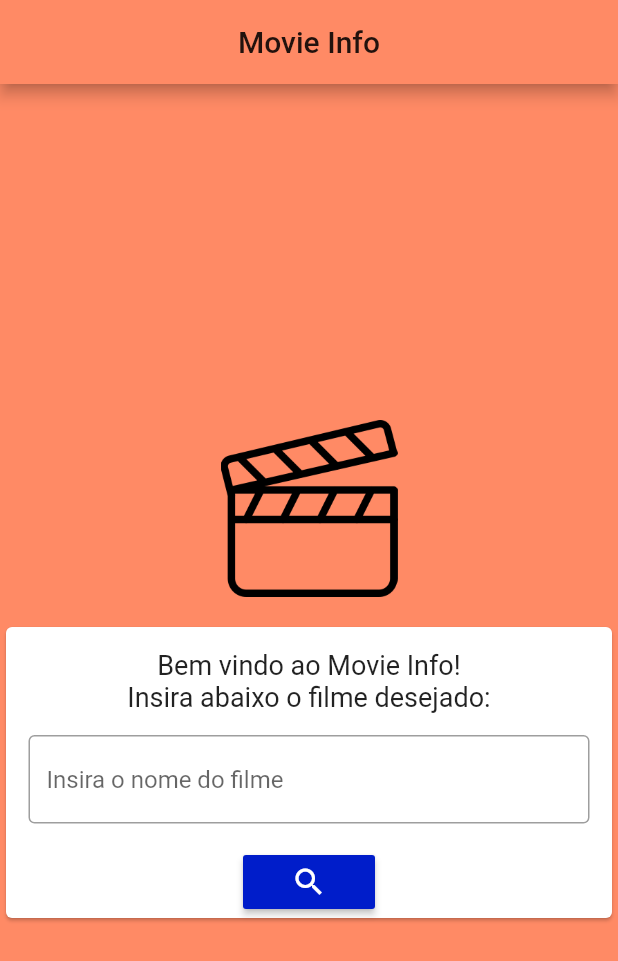
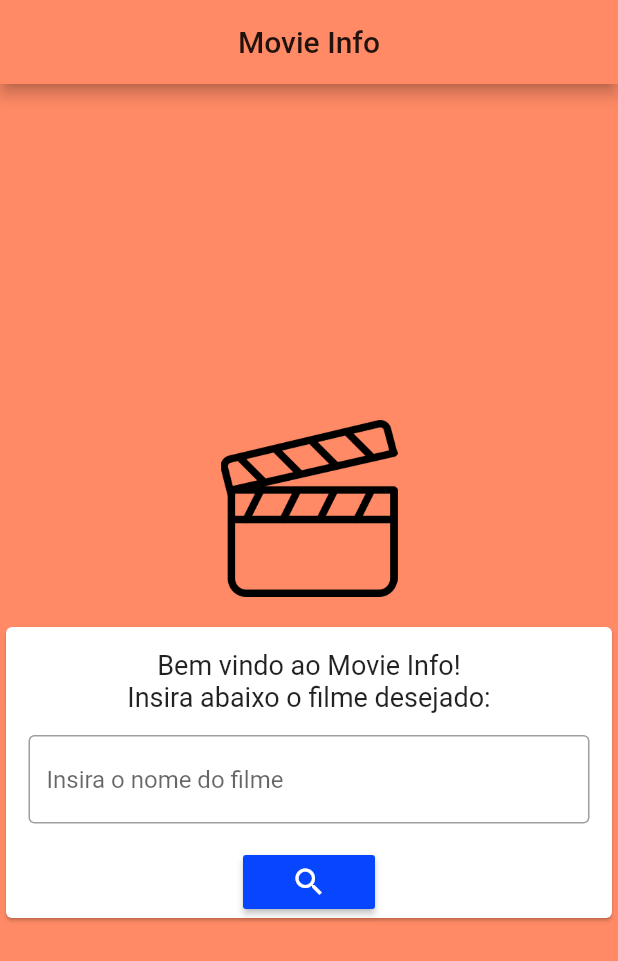
Before and after one commit to samurollie/Movie-App, a Flutter app: the screen it shows after launch, on a phone screen of 412 x 824 dp. Shown: the top 961 px of the screen. Run offline on Flutter 3.47's test engine with Material 2 defaults, Android fonts, the phone set to English and light mode, and no system bars.

```diff
--- a/lib/MyApp.dart
+++ b/lib/MyApp.dart
@@ -12,6 +12,9 @@ class MyApp extends StatelessWidget {
       theme: ThemeData(
         primaryColor: Colors.deepOrange[300],
         accentColor: Color(0xff0745ff),
+        iconTheme: IconThemeData(
+          color: Colors.white,
+        ),
       ),
       initialRoute: '/',
       routes: {
--- a/lib/homePage.dart
+++ b/lib/homePage.dart
@@ -24,6 +24,7 @@ class HomePage extends StatelessWidget {
                   'assets/img/clapperboard.png',
                   width: 200,
                   height: 200,
+                  semanticLabel: 'Claquete indicando o logotipo do Movie Info',
                 ),
               ),
             ),
@@ -68,8 +69,9 @@ class HomePage extends StatelessWidget {
                     child: Icon(
                       Icons.search,
                       color: Colors.white,
+                      semanticLabel: "Pesquisar filme",
                     ),
-                    color: Color(0xff001dca),
+                    color: Theme.of(context).accentColor,
                   )
                 ],
               ),
--- a/lib/resultPage.dart
+++ b/lib/resultPage.dart
@@ -138,7 +138,10 @@ Ano de lançamento: ${movie.year}\n""",
       appBar: AppBar(
         title: Container(
           height: 30,
-          child: Image.asset('assets/img/clapperboard.png'),
+          child: Image.asset(
+            'assets/img/clapperboard.png',
+            semanticLabel: "Movie Info",
+          ),
         ),
         centerTitle: true,
       ),
```
Also changed, not shown: lib/movieInfo.dart (+10 -2 lines).
